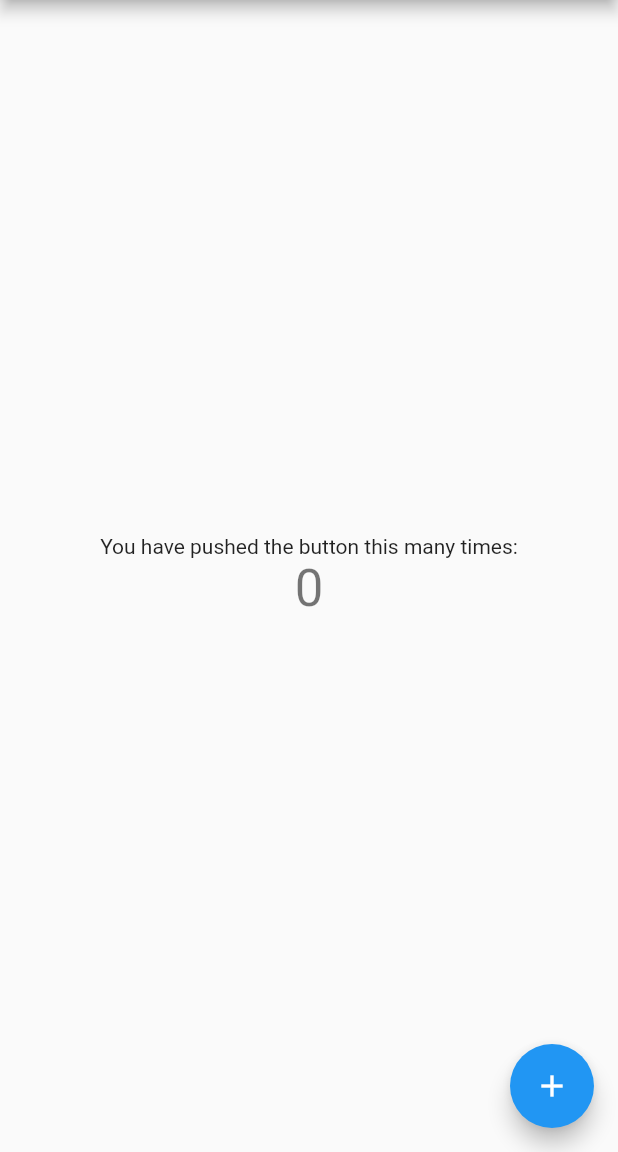
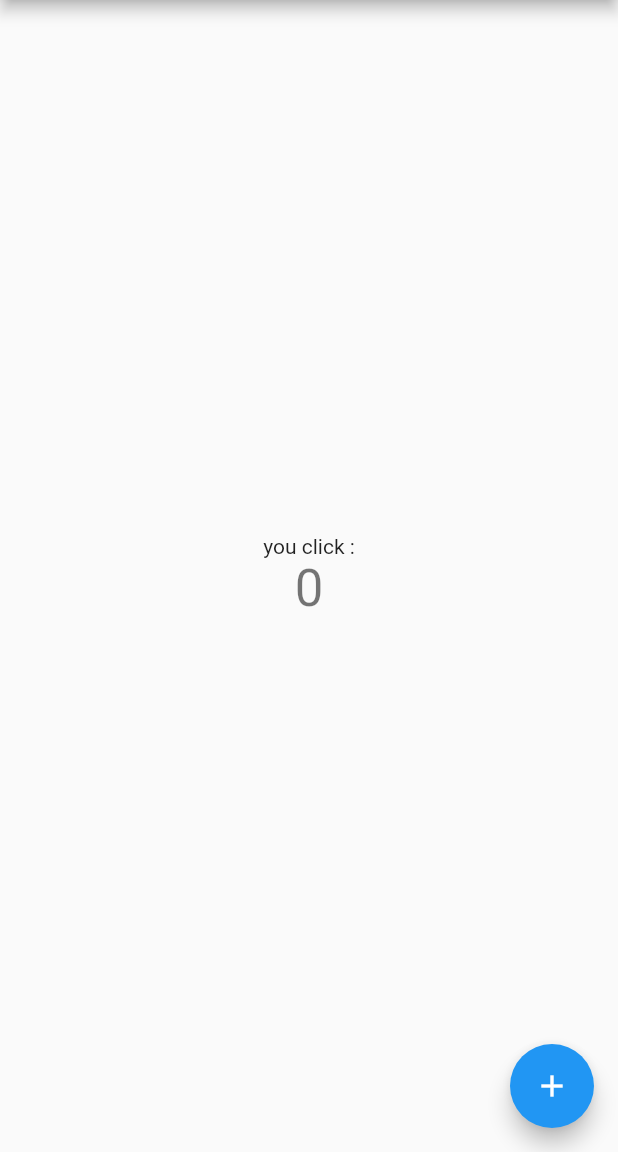
Before and after one commit to bpracy/flutter-ex, a Flutter app: the screen it shows after launch, on a phone screen of 412 x 824 dp, the part 84-1236 px from its top. Run offline on Flutter 3.47's test engine with Material 2 defaults, Android fonts, the phone set to English and light mode, and no system bars.

```diff
--- a/lib/main.dart
+++ b/lib/main.dart
@@ -9,7 +9,7 @@ class MyApp extends StatelessWidget {
   @override
   Widget build(BuildContext context) {
     return MaterialApp(
-      title: 'Flutter Demo',
+      title: 'Flutter Example',
       theme: ThemeData(
         // This is the theme of your application.
         //
@@ -94,7 +94,7 @@ class _MyHomePageState extends State<MyHomePage> {
           mainAxisAlignment: MainAxisAlignment.center,
           children: <Widget>[
             Text(
-              'You have pushed the button this many times:',
+              'you click :',
             ),
             Text(
               '$_counter',
```
